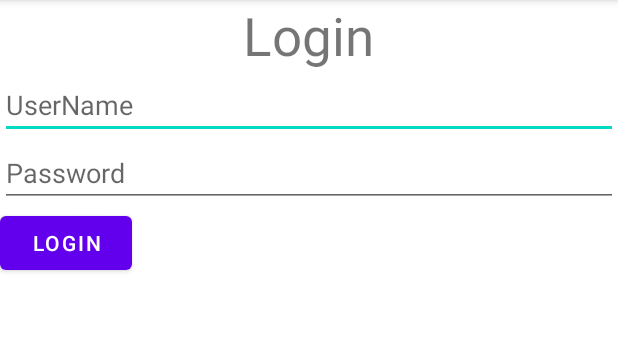
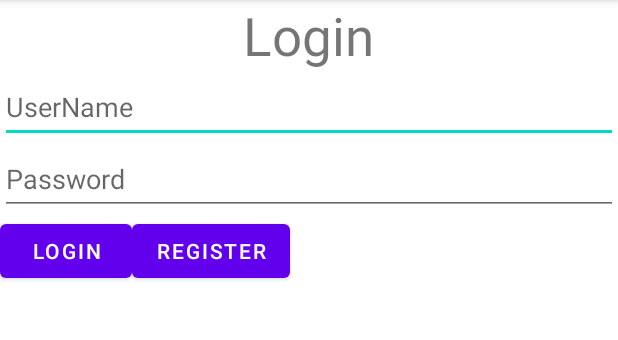
Before and after one commit to dsaaved1/DoggyMatch, an Android app: the screen it shows after launch (MainActivity), on a phone screen of 412 x 824 dp, the part 84-424 px from its top. Run offline under Robolectric (Android 15) with nearby library versions, the phone set to English and light mode, and no system bars.

Commit message:
register page added

```diff
--- a/Experiments/mark_gores/app/src/main/AndroidManifest.xml
+++ b/Experiments/mark_gores/app/src/main/AndroidManifest.xml
@@ -10,6 +10,7 @@
         android:supportsRtl="true"
         android:theme="@style/Theme.Example">
         <activity android:name=".Profile"></activity>
+        <activity android:name=".Register"></activity>
         <activity
             android:name=".MainActivity"
             android:exported="true">
--- a/Experiments/mark_gores/app/src/main/java/com/example/example/MainActivity.java
+++ b/Experiments/mark_gores/app/src/main/java/com/example/example/MainActivity.java
@@ -8,7 +8,7 @@ import android.view.View;
 import android.widget.Button;
 
 public class MainActivity extends AppCompatActivity {
-    Button log;
+    Button log, reg;
 
     @Override
     protected void onCreate(Bundle savedInstanceState) {
@@ -21,6 +21,14 @@ public class MainActivity extends AppCompatActivity {
             profile();
             }
         });
+        reg = (Button) findViewById(R.id.button1);
+        reg.setOnClickListener(new View.OnClickListener() {
+            @Override
+            public void onClick(View view) {
+                register();
+            }
+        });
+
 
 
     }
@@ -29,4 +37,8 @@ public class MainActivity extends AppCompatActivity {
         Intent prof = new Intent(this, Profile.class);
         startActivity(prof);
     }
+    private void register(){
+        Intent regs = new Intent(this, Register.class);
+        startActivity(regs);
+    }
 }
--- a/Experiments/mark_gores/app/src/main/res/layout/activity_main.xml
+++ b/Experiments/mark_gores/app/src/main/res/layout/activity_main.xml
@@ -25,17 +25,18 @@
         android:layout_alignParentEnd="true"
         android:layout_alignParentRight="true"
         android:hint="UserName"
-    />
+        android:minHeight="48dp" />
 
     <EditText
-        android:id = "@+id/editText2"
-        android:layout_width = "wrap_content"
-        android:layout_height = "wrap_content"
+        android:id="@+id/editText2"
+        android:layout_width="wrap_content"
+        android:layout_height="wrap_content"
+        android:layout_below="@id/editText1"
         android:layout_alignParentLeft="true"
         android:layout_alignParentRight="true"
-        android:layout_below="@id/editText1"
-        android:inputType = "textPassword"
-        android:hint="Password"/>
+        android:hint="Password"
+        android:inputType="textPassword"
+        android:minHeight="48dp" />
 
 
 
@@ -46,5 +47,13 @@
         android:id="@+id/button"
         android:layout_below="@id/editText2"
      />
+    <Button
+        android:layout_width="wrap_content"
+        android:layout_height="wrap_content"
+        android:text="Register"
+        android:id="@+id/button1"
+        android:layout_below="@id/editText2"
+        android:layout_toRightOf="@id/button"
+        />
 
 </RelativeLayout>
```
Also changed, not shown: Experiments/mark_gores/app/src/main/java/com/example/example/Register.java (added, +24 -0 lines), Experiments/mark_gores/app/src/main/res/layout/reg_activity.xml (added, +72 -0 lines).
